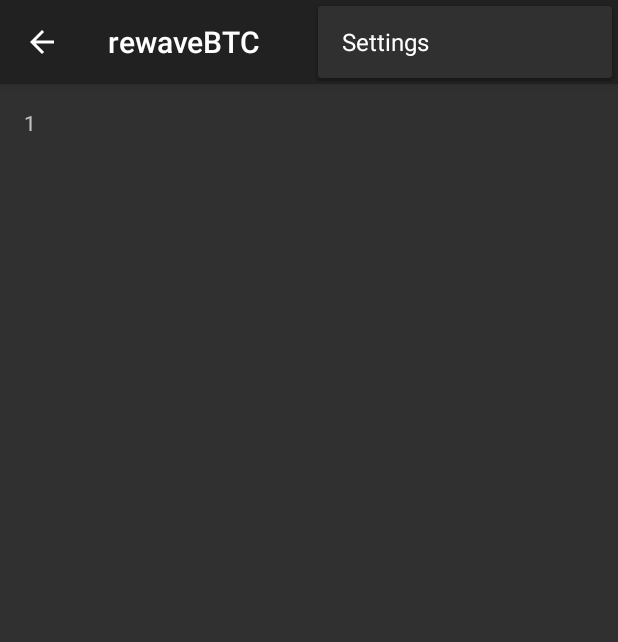
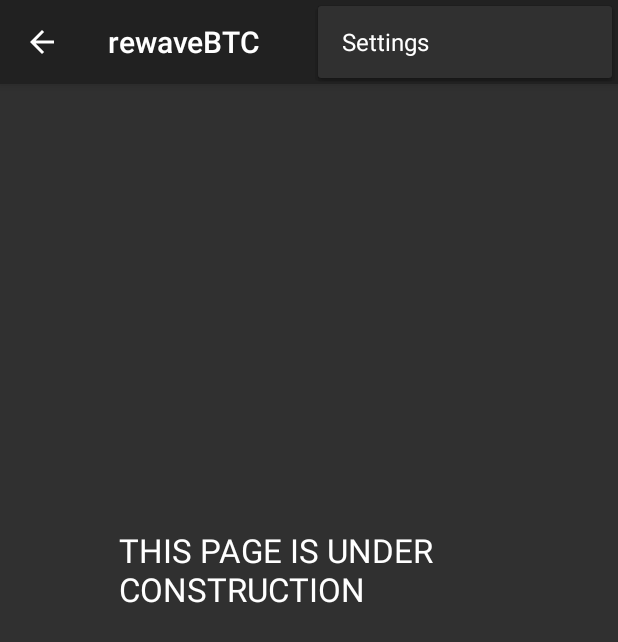
Before and after one commit to shivekkhurana/Fragment-Activity, an Android app: the screen it shows after launch (MainActivity), with the options menu open, on a phone screen of 412 x 824 dp. Shown: the top 642 px of the screen. Run offline under Robolectric (Android 15) with nearby library versions, the phone set to English and light mode, and no system bars; 2 statements that could not run were skipped.

Commit message:
fixed fragment layout

```diff
--- a/fragment/build.gradle
+++ b/fragment/build.gradle
@@ -5,7 +5,7 @@ android {
     buildToolsVersion "19.1.0"
 
     defaultConfig {
-        minSdkVersion 8
+        minSdkVersion 11
         targetSdkVersion 19
         versionCode 1
         versionName "1.0"
--- a/fragment/src/main/AndroidManifest.xml
+++ b/fragment/src/main/AndroidManifest.xml
@@ -1,6 +1,9 @@
 <?xml version="1.0" encoding="utf-8"?>
 <manifest xmlns:android="http://schemas.android.com/apk/res/android"
     package="com.fragment" >
+    <uses-sdk
+        android:minSdkVersion="11"
+        android:targetSdkVersion="19" />
 
     <application
         android:allowBackup="true"
--- /dev/null
+++ b/fragment/src/main/java/com/fragment/FreePlay.java
@@ -0,0 +1,27 @@
+package com.fragment;
+
+
+import android.app.Fragment;
+import android.os.Bundle;
+import android.view.LayoutInflater;
+import android.view.View;
+import android.view.ViewGroup;
+
+/**
+ * Created by Divyanshu Srivastava on 7/26/14.
+ */
+public class FreePlay extends Fragment{
+
+
+
+    @Override
+    public View onCreateView (LayoutInflater inflater, ViewGroup container,
+                              Bundle savedInstanceState) {
+
+       // View rootView = inflater.inflate(R.layout.free_play,container, false);
+
+        return inflater.inflate(R.layout.free_play,container, false);
+
+
+    }
+}
--- a/fragment/src/main/java/com/fragment/MainActivity.java
+++ b/fragment/src/main/java/com/fragment/MainActivity.java
@@ -3,20 +3,24 @@ package com.fragment;
 import android.app.Activity;
 import android.support.v7.app.ActionBarActivity;
 import android.support.v7.app.ActionBar;
-import android.support.v4.app.Fragment;
-import android.support.v4.app.FragmentManager;
-import android.content.Context;
-import android.os.Build;
+//import android.support.v4.app.Fragment;
+import android.app.FragmentManager;
+//import android.content.Context;
+//import android.os.Build;
 import android.os.Bundle;
-import android.view.Gravity;
+import android.app.Fragment;
+import android.util.Log;
+//import android.view.Gravity;
 import android.view.LayoutInflater;
 import android.view.Menu;
 import android.view.MenuItem;
 import android.view.View;
 import android.view.ViewGroup;
 import android.support.v4.widget.DrawerLayout;
-import android.widget.ArrayAdapter;
-import android.widget.TextView;
+//import android.view.Window;
+//import android.view.WindowManager;
+//import android.widget.ArrayAdapter;
+//import android.widget.TextView;
 
 public class MainActivity extends ActionBarActivity
         implements NavigationDrawerFragment.NavigationDrawerCallbacks {
@@ -34,6 +38,8 @@ public class MainActivity extends ActionBarActivity
     @Override
     protected void onCreate(Bundle savedInstanceState) {
         super.onCreate(savedInstanceState);
+
+
         setContentView(R.layout.activity_main);
 
         mNavigationDrawerFragment = (NavigationDrawerFragment)
@@ -49,10 +55,41 @@ public class MainActivity extends ActionBarActivity
     @Override
     public void onNavigationDrawerItemSelected(int position) {
         // update the main content by replacing fragments
-        FragmentManager fragmentManager = getSupportFragmentManager();
-        fragmentManager.beginTransaction()
-                .replace(R.id.container, PlaceholderFragment.newInstance(position + 1))
-                .commit();
+
+
+        Fragment fragment = null;
+        switch (position) {
+            case 0:
+                fragment = new FreePlay();
+                break;
+            case 1:
+                fragment = new controlFragment();
+                break;
+            case 2:
+                //fragment = new PhotosFragment();
+                break;
+
+
+            default:
+                break;
+        }
+
+        // error in creating fragment
+        if (fragment != null) {
+            FragmentManager fragmentManager = getFragmentManager();
+            fragmentManager.beginTransaction()
+                    .replace(R.id.container, fragment).commit();
+
+
+        } else {
+            Log.e("MainActivity", "Error in creating fragment");
+        }
+
+        // here is the code to call required fragment
+
+
+
+
     }
 
     public void onSectionAttached(int number) {
@@ -116,23 +153,23 @@ public class MainActivity extends ActionBarActivity
          * Returns a new instance of this fragment for the given section
          * number.
          */
-        public static PlaceholderFragment newInstance(int sectionNumber) {
+      /*  public static PlaceholderFragment newInstance(int sectionNumber) {
             PlaceholderFragment fragment = new PlaceholderFragment();
             Bundle args = new Bundle();
             args.putInt(ARG_SECTION_NUMBER, sectionNumber);
             fragment.setArguments(args);
             return fragment;
-        }
+        }*/
 
         public PlaceholderFragment() {
         }
 
         @Override
         public View onCreateView(LayoutInflater inflater, ViewGroup container,
-                Bundle savedInstanceState) {
+                                 Bundle savedInstanceState) {
             View rootView = inflater.inflate(R.layout.fragment_main, container, false);
-            TextView textView = (TextView) rootView.findViewById(R.id.section_label);
-            textView.setText(Integer.toString(getArguments().getInt(ARG_SECTION_NUMBER)));
+            // TextView textView = (TextView) rootView.findViewById(R.id.section_label);
+            //textView.setText(Integer.toString(getArguments().getInt(ARG_SECTION_NUMBER)));
             return rootView;
         }
 
--- a/fragment/src/main/java/com/fragment/NavigationDrawerFragment.java
+++ b/fragment/src/main/java/com/fragment/NavigationDrawerFragment.java
@@ -11,6 +11,7 @@ import android.content.SharedPreferences;
 import android.content.res.Configuration;
 import android.os.Bundle;
 import android.preference.PreferenceManager;
+import android.util.Log;
 import android.view.LayoutInflater;
 import android.view.Menu;
 import android.view.MenuInflater;
@@ -249,6 +250,7 @@ public class NavigationDrawerFragment extends Fragment {
 
         if (item.getItemId() == R.id.action_example) {
             Toast.makeText(getActivity(), "Example action.", Toast.LENGTH_SHORT).show();
+            Log.i("BTC", "Something pressed");
             return true;
         }
 
@@ -263,7 +265,7 @@ public class NavigationDrawerFragment extends Fragment {
         ActionBar actionBar = getActionBar();
         actionBar.setDisplayShowTitleEnabled(true);
         actionBar.setNavigationMode(ActionBar.NAVIGATION_MODE_STANDARD);
-        actionBar.setTitle(R.string.app_name);
+        //actionBar.setTitle(R.string.app_name);
     }
 
     private ActionBar getActionBar() {
--- a/fragment/src/main/res/layout/activity_main.xml
+++ b/fragment/src/main/res/layout/activity_main.xml
@@ -14,13 +14,9 @@
         android:layout_width="match_parent"
         android:layout_height="match_parent" />
 
-    <!-- android:layout_gravity="start" tells DrawerLayout to treat
-         this as a sliding drawer on the left side for left-to-right
-         languages and on the right side for right-to-left languages.
-         If you're not building against API 17 or higher, use
-         android:layout_gravity="left" instead. -->
-    <!-- The drawer is given a fixed width in dp and extends the full height of
-         the container. -->
+
+
+
     <fragment android:id="@+id/navigation_drawer"
         android:layout_width="@dimen/navigation_drawer_width"
         android:layout_height="match_parent"
--- a/fragment/src/main/res/layout/fragment_main.xml
+++ b/fragment/src/main/res/layout/fragment_main.xml
@@ -8,9 +8,6 @@
     android:paddingBottom="@dimen/activity_vertical_margin"
     tools:context="com.fragment.MainActivity$PlaceholderFragment">
 
-    <TextView
-        android:id="@+id/section_label"
-        android:layout_width="wrap_content"
-        android:layout_height="wrap_content" />
+
 
 </RelativeLayout>
--- /dev/null
+++ b/fragment/src/main/res/layout/free_play.xml
@@ -0,0 +1,14 @@
+<?xml version="1.0" encoding="utf-8"?>
+<FrameLayout
+    android:layout_width="fill_parent"
+    android:layout_height="fill_parent"
+    xmlns:android="http://schemas.android.com/apk/res/android">
+
+    <TextView
+        android:layout_width="253dp"
+        android:layout_height="176dp"
+        android:textAppearance="?android:attr/textAppearanceLarge"
+        android:text="THIS PAGE IS UNDER CONSTRUCTION"
+        android:id="@+id/textView"
+        android:layout_gravity="center" />
+</FrameLayout>
--- a/fragment/src/main/res/values/strings.xml
+++ b/fragment/src/main/res/values/strings.xml
@@ -2,12 +2,12 @@
 <resources>
 
     <string name="app_name">rewaveBTC</string>
-    <string name="title_section1">Section 1</string>
-    <string name="title_section2">Section 2</string>
-    <string name="title_section3">Section 3</string>
+    <string name="title_section1">Free Play</string>
+    <string name="title_section2">Control a PC</string>
+    <string name="title_section3">About</string>
     <string name="navigation_drawer_open">Open navigation drawer</string>
     <string name="navigation_drawer_close">Close navigation drawer</string>
-    <string name="action_example">Example action</string>
+    <string name="action_example"></string>
     <string name="action_settings">Settings</string>
 
 </resources>
```
Also changed, not shown: fragment/src/main/java/com/fragment/controlFragment.java (added, +35 -0 lines), fragment/src/main/res/layout/control_fragment.xml (added, +29 -0 lines).
